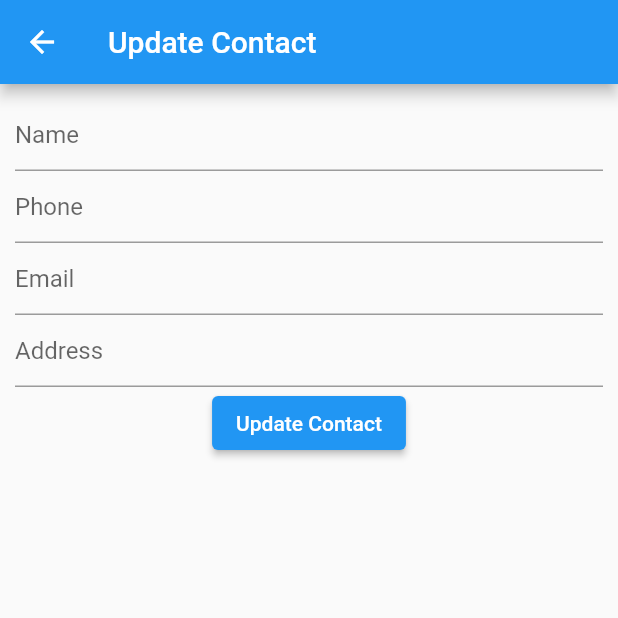
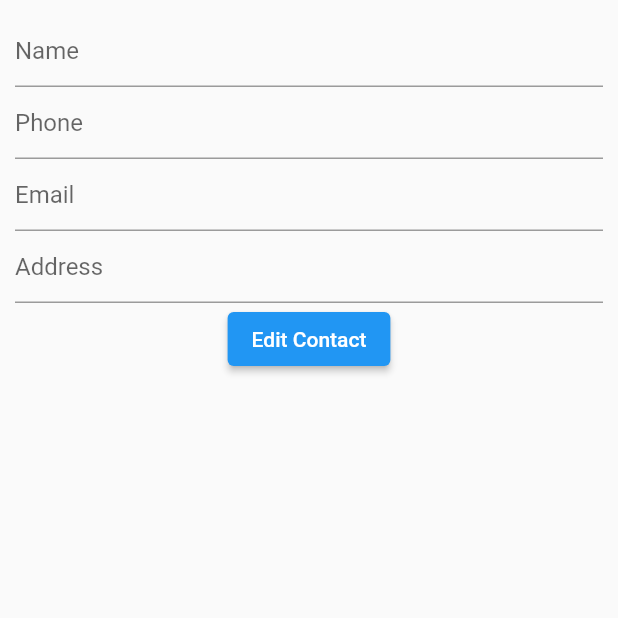
Before and after one commit to dhiastii/exercisefirebase-20200140091, a Flutter app: the UpdateContact screen opened directly, on a phone screen of 412 x 824 dp, the top half of it. Run offline on Flutter 3.47's test engine with Material 2 defaults, Android fonts, the phone set to English and light mode, and no system bars; our stand-ins replace cloud_firestore, firebase_auth, firebase_core; accounts and stored records are empty.

Commit message:
edit ulang update_contact

```diff
--- a/lib/view/update_contact.dart
+++ b/lib/view/update_contact.dart
@@ -1,11 +1,23 @@
+import 'package:flutter/material.dart';
 import 'package:materi3pam/controller/contact_controller.dart';
 import 'package:materi3pam/model/contact_model.dart';
-import 'package:flutter/material.dart';
-import 'package:flutter/src/widgets/framework.dart';
-import 'package:flutter/src/widgets/placeholder.dart';
+import 'package:materi3pam/view/contact.dart';
 
 class UpdateContact extends StatefulWidget {
-  UpdateContact({super.key});
+  const UpdateContact({
+    Key? key,
+    this.id,
+    this.name,
+    this.phone,
+    this.email,
+    this.address,
+  }) : super(key: key);
+
+  final String? id;
+  final String? name;
+  final String? phone;
+  final String? email;
+  final String? address;
 
   @override
   State<UpdateContact> createState() => _UpdateContactState();
@@ -13,60 +25,78 @@ class UpdateContact extends StatefulWidget {
 
 class _UpdateContactState extends State<UpdateContact> {
   var contactController = ContactController();
-  final _formKey = GlobalKey<FormState>();
-  String? name;
-  String? phone;
-  String? email;
-  String? address;
+
+  final formkey = GlobalKey<FormState>();
+
+  //final List<DocumentSnapshot> data = snapshot.data!;
+
+  String? newname;
+  String? newphone;
+  String? newemail;
+  String? newaddress;
 
   @override
   Widget build(BuildContext context) {
     return Scaffold(
-      appBar: AppBar(
-        title: const Text('Update Contact'),
-      ),
       body: Padding(
-        padding: const EdgeInsets.all(10.0),
+        padding: const EdgeInsets.all(10),
         child: Form(
-          key: _formKey,
+          key: formkey,
           child: Column(
             children: [
               TextFormField(
-                decoration: const InputDecoration(
-                  hintText: 'Name',
-                ),
-                onChanged: (value) => name = value,
+                decoration: const InputDecoration(hintText: 'Name'),
+                onSaved: (value) {
+                  newname = value;
+                },
+                initialValue: widget.name,
               ),
               TextFormField(
-                decoration: const InputDecoration(
-                  hintText: 'Phone',
-                ),
-                onChanged: (value) => phone = value,
+                decoration: const InputDecoration(hintText: 'Phone'),
+                onSaved: (value) {
+                  newphone = value;
+                },
+                initialValue: widget.phone,
               ),
               TextFormField(
-                decoration: const InputDecoration(
-                  hintText: 'Email',
-                ),
-                onChanged: (value) => email = value,
+                decoration: const InputDecoration(hintText: 'Email'),
+                onSaved: (value) {
+                  newemail = value;
+                },
+                initialValue: widget.email,
               ),
               TextFormField(
-                decoration: const InputDecoration(
-                  hintText: 'Address',
-                ),
-                onChanged: (value) => address = value,
+                decoration: const InputDecoration(hintText: 'Address'),
+                onSaved: (value) {
+                  newaddress = value;
+                },
+                initialValue: widget.address,
               ),
               ElevatedButton(
                 onPressed: () {
-                  ContactModel cm = ContactModel(
-                    name: name!, //dari variabel di def. diatas
-                    phone: phone!,
-                    email: email!,
-                    address: address!,
-                  );
-                  contactController.editContact(cm);
+                  if (formkey.currentState!.validate()) {
+                    formkey.currentState!.save();
+                    ContactModel cm = ContactModel(
+                        id: widget.id,
+                        name: newname!.toString(),
+                        phone: newphone!.toString(),
+                        email: newemail!.toString(),
+                        address: newaddress!.toString());
+                    contactController.updateContact(cm);
+                    ScaffoldMessenger.of(context).showSnackBar(
+                        const SnackBar(content: Text('Contact Changed')));
+
+                    Navigator.push(
+                      context,
+                      MaterialPageRoute(
+                        builder: (context) => const Contact(),
+                      ),
+                    );
+                  }
+                  //print(cm);
                 },
-                child: const Text('Update Contact'),
-              ),
+                child: const Text('Edit Contact'),
+              )
             ],
           ),
         ),
```
